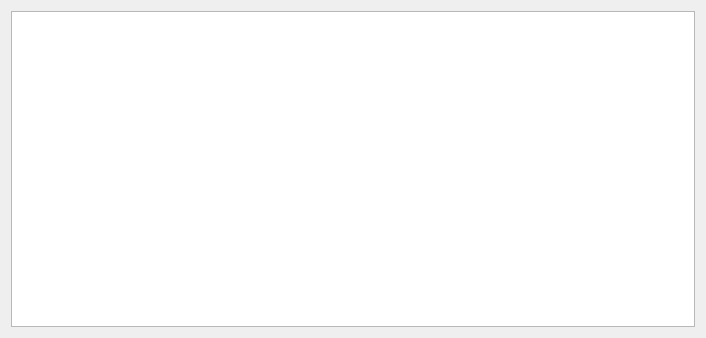
xhorizont/eepe, file src/avroutputdialog.ui: the form before one commit.
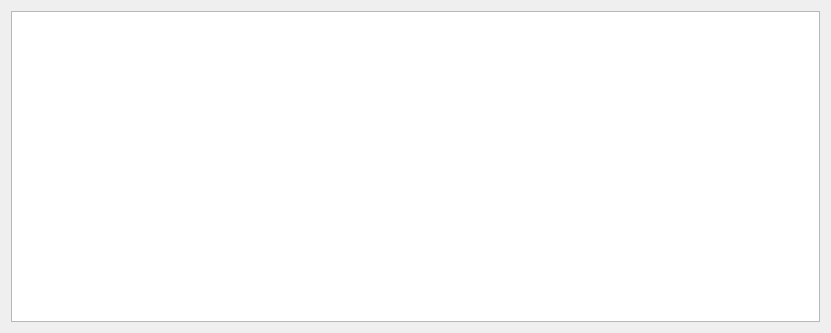
The form after the commit.

What changed in the file:
```diff
--- a/src/avroutputdialog.ui
+++ b/src/avroutputdialog.ui
@@ -6,8 +6,8 @@
    <rect>
     <x>0</x>
     <y>0</y>
-    <width>706</width>
-    <height>338</height>
+    <width>831</width>
+    <height>333</height>
    </rect>
   </property>
   <property name="windowTitle">
@@ -16,6 +16,9 @@
   <layout class="QGridLayout" name="gridLayout">
    <item row="0" column="0">
     <widget class="QPlainTextEdit" name="plainTextEdit">
+     <property name="lineWrapMode">
+      <enum>QPlainTextEdit::NoWrap</enum>
+     </property>
      <property name="readOnly">
       <bool>true</bool>
      </property>
```
